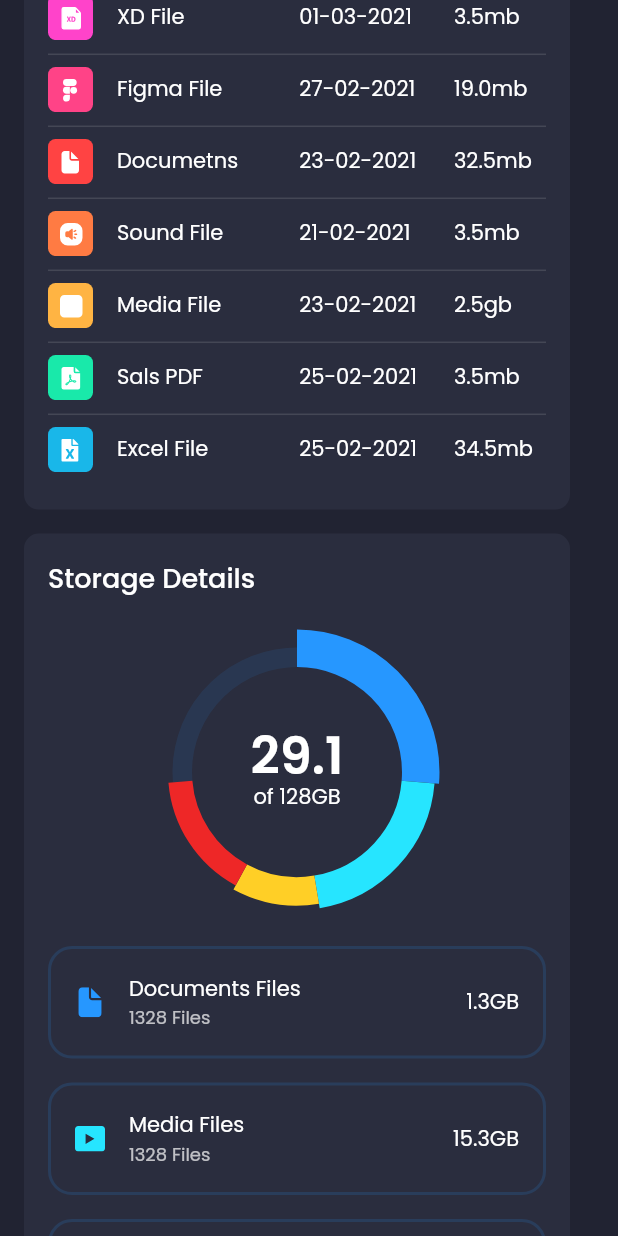
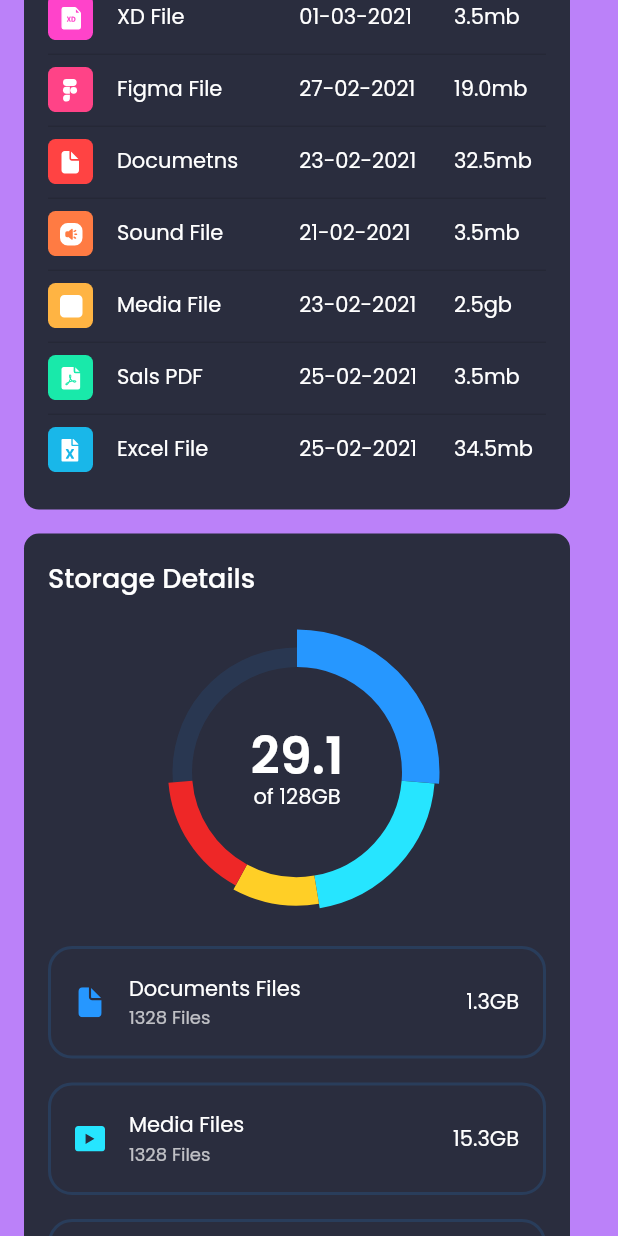
Before and after one commit to Erluan/open-source-flutter-responsive-ui, a Flutter app: the screen it shows after launch, scrolled down 576 dp, on a phone screen of 412 x 824 dp. Run offline on Flutter 3.47's test engine with Material 2 defaults, Android fonts, the phone set to English and light mode, and no system bars; drawn by our look-alikes of fl_chart; our stand-ins replace flutter_bloc, flutter_svg, google_fonts.

Commit message:
:hammer: cleaning lines

```diff
--- a/lib/constants.dart
+++ b/lib/constants.dart
@@ -2,6 +2,7 @@ import 'package:flutter/material.dart';
 
 const mtPrimaryColor = Color(0xFF2697FF);
 const mtSecondaryColor = Color(0xFF2A2D3E);
-const bgColor = Color(0xFF212332);
+const lightBgColor = Color(0xFFBB81F9);
+const darkBgColor = Color(0xFF5101A5);
 
 const defaultPadding = 16.0;
--- a/lib/features/dashboard/presentations/dashboard_screen.dart
+++ b/lib/features/dashboard/presentations/dashboard_screen.dart
@@ -16,14 +16,12 @@ class _DashboardScreenState extends State<DashboardScreen> {
   @override
   Widget build(BuildContext context) {
     return Scaffold(
-      // key: context.read<MenuController>().scaffoldKey,
       drawer: SideMenu(),
       body: SafeArea(
         child: Row(
           children: [
             if (Responsive.isDesktop(context))
               Expanded(
-                // flex: 1, (default)
                 child: SideMenu(),
               ),
             Expanded(
--- a/lib/features/dashboard/presentations/widgets/header.dart
+++ b/lib/features/dashboard/presentations/widgets/header.dart
@@ -19,7 +19,6 @@ class _HeaderState extends State<Header> {
 
   @override
   void initState() {
-    // _loginBloc = LoginBloc(BlocProvider.of<AuthenticationBloc>(context));
     _dashboardBloc = DashBoardBloc();
     super.initState();
   }
@@ -42,7 +41,6 @@ class _HeaderState extends State<Header> {
             if (!Responsive.isDesktop(context))
               IconButton(
                 onPressed: () {
-                  // Scaffold.of(context).openDrawer();
                   _dashboardBloc!.add(DashBoardOpenSideMenu());
                 },
                 icon: Icon(Icons.menu),
--- a/lib/main.dart
+++ b/lib/main.dart
@@ -14,8 +14,8 @@ class MyApp extends StatelessWidget {
     return MaterialApp(
       debugShowCheckedModeBanner: false,
       title: 'Flutter Admin Panel',
-      theme: ThemeData.dark().copyWith(
-        scaffoldBackgroundColor: bgColor,
+      theme: ThemeData.light().copyWith(
+        scaffoldBackgroundColor: lightBgColor,
         textTheme: GoogleFonts.poppinsTextTheme(Theme.of(context).textTheme)
             .apply(bodyColor: Colors.white),
         canvasColor: mtSecondaryColor,
```
